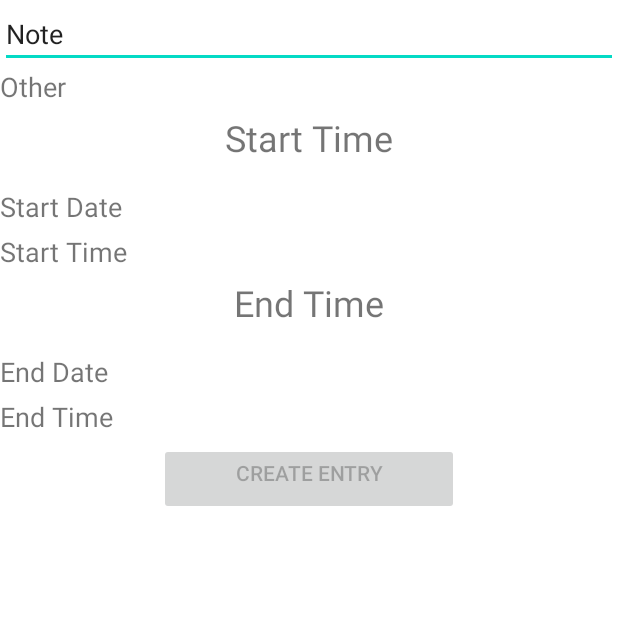
After one commit to mmvest/CS4433_Project, an Android app: the EditEntryActivity screen opened directly, with no data from a screen before it, on a phone screen of 412 x 824 dp, the top half of it. The commit adds this screen. Run offline under Robolectric (Android 15) with nearby library versions, the phone set to English and light mode, and no system bars.

Commit message:
Some work on editing entries

```diff
--- a/app/src/main/AndroidManifest.xml
+++ b/app/src/main/AndroidManifest.xml
@@ -29,5 +29,9 @@
                 <category android:name="android.intent.category.LAUNCHER" />
             </intent-filter>
         </activity>
+        <activity
+            android:name=".ui.home.main.overview.EditEntryActivity"
+            android:label="@string/activity_edit_entry"
+            android:theme="@style/Theme.OCupTimeManagement.NoActionBar"/>
     </application>
 </manifest>
--- /dev/null
+++ b/app/src/main/java/com/orangeplasticcup/ocuptimemanagement/ui/home/main/EntryValidationViewModel.java
@@ -0,0 +1,59 @@
+package com.orangeplasticcup.ocuptimemanagement.ui.home.main;
+
+import androidx.fragment.app.Fragment;
+import androidx.lifecycle.LiveData;
+import androidx.lifecycle.MutableLiveData;
+import androidx.lifecycle.ViewModel;
+
+import com.orangeplasticcup.ocuptimemanagement.R;
+import com.orangeplasticcup.ocuptimemanagement.data.Result;
+import com.orangeplasticcup.ocuptimemanagement.ui.home.main.newEntry.NewEntryFormState;
+
+import java.text.SimpleDateFormat;
+
+public class EntryValidationViewModel extends ViewModel {
+    protected static final SimpleDateFormat dateFormat = new SimpleDateFormat("yyyy-MM-dd");
+    protected static final SimpleDateFormat timeFormat = new SimpleDateFormat("hh:mm:ss");
+    protected final MutableLiveData<NewEntryFormState> entryFormState = new MutableLiveData<>();
+    protected final MutableLiveData<Result<String>> createEntryResult = new MutableLiveData<>();
+
+    public LiveData<NewEntryFormState> getEntryFormState() { return entryFormState; }
+    public LiveData<Result<String>> getCreateEntryResult() { return createEntryResult; }
+
+    public void entryDataChanged(Fragment dummyFragment, String startDate, String startTime, String endDate, String endTime) {
+        try{
+            if(startDate == null || startDate.equals(dummyFragment.getString(R.string.start_date))) {
+                System.out.println("Start Date Error");
+                entryFormState.setValue(new NewEntryFormState(R.string.start_date_not_set, null, null, null));
+            }
+            else if (startTime == null || startTime.equals(dummyFragment.getString(R.string.start_time))) {
+                System.out.println("Start Time Error");
+                entryFormState.setValue(new NewEntryFormState(null, R.string.start_time_not_set, null, null));
+            }
+            else if (endDate == null || endDate.equals(dummyFragment.getString(R.string.end_date))) {
+                System.out.println("End Date Error");
+                entryFormState.setValue(new NewEntryFormState(null, null, R.string.end_date_not_set, null));
+            }
+            else if (endTime == null || endTime.equals(dummyFragment.getString(R.string.end_time))) {
+                System.out.println("End Time Error");
+                entryFormState.setValue(new NewEntryFormState(null, null, null, R.string.end_time_not_set));
+            }
+            // Start date is after end date
+            else if(dateFormat.parse(startDate).compareTo(dateFormat.parse(endDate)) > 0) {
+                entryFormState.setValue(new NewEntryFormState(null, null, R.string.end_date_error, null));
+            }
+            // Start time is after end time and the dates are the same
+            else if (dateFormat.parse(startDate).compareTo(dateFormat.parse(endDate)) == 0 && timeFormat.parse(startTime).compareTo(timeFormat.parse(endTime)) > 0) {
+                entryFormState.setValue(new NewEntryFormState(null, null, null, R.string.end_time_error));
+            }
+            else {
+                entryFormState.setValue(new NewEntryFormState(true));
+            }
+        }
+        catch(Exception ignored) {
+            System.out.println("Exception: ");
+            ignored.printStackTrace();
+            entryFormState.setValue(new NewEntryFormState(false));
+        }
+    }
+}
--- /dev/null
+++ b/app/src/main/java/com/orangeplasticcup/ocuptimemanagement/ui/home/main/overview/EditEntryActivity.java
@@ -0,0 +1,28 @@
+package com.orangeplasticcup.ocuptimemanagement.ui.home.main.overview;
+
+import android.app.Activity;
+import android.os.Bundle;
+import android.widget.Button;
+
+import com.orangeplasticcup.ocuptimemanagement.R;
+import com.orangeplasticcup.ocuptimemanagement.data.TimeEntry;
+
+public class EditEntryActivity extends Activity {
+
+    private static EditEntryActivity instance;
+    private final EditEntryViewModel editEntryViewModel = new EditEntryViewModel();
+    private static TimeEntry entryToEdit;
+
+    public static void setEditableEntry(TimeEntry entry) {
+        entryToEdit = entry;
+    }
+
+    @Override
+    protected void onCreate(Bundle savedInstanceState) {
+        super.onCreate(Bundle.EMPTY);
+        setContentView(R.layout.fragment_new_entry_screen);
+        instance = this;
+
+        Button confirmChangeButton = findViewById(R.id.createEntryButton);
+    }
+}
--- /dev/null
+++ b/app/src/main/java/com/orangeplasticcup/ocuptimemanagement/ui/home/main/overview/EditEntryViewModel.java
@@ -0,0 +1,7 @@
+package com.orangeplasticcup.ocuptimemanagement.ui.home.main.overview;
+
+import com.orangeplasticcup.ocuptimemanagement.ui.home.main.EntryValidationViewModel;
+
+public class EditEntryViewModel extends EntryValidationViewModel {
+
+}
--- a/app/src/main/java/com/orangeplasticcup/ocuptimemanagement/ui/login/LoginActivity.java
+++ b/app/src/main/java/com/orangeplasticcup/ocuptimemanagement/ui/login/LoginActivity.java
@@ -37,7 +37,6 @@ public class LoginActivity extends AppCompatActivity {
         super.onCreate(Bundle.EMPTY); // If the bug returns where Toasts don't show up and the app keeps crashing. Know that this didn't work
         setContentView(R.layout.activity_login);
         loginViewModel = new LoginViewModel();
-
         instance = this;
         NetworkManager.getInstance(this.getApplicationContext());
 
--- a/app/src/main/res/values/strings.xml
+++ b/app/src/main/res/values/strings.xml
@@ -55,4 +55,7 @@
     <!-- Strings for settings -->
     <string name="action_reset_password">Reset Password</string>
     <string name="action_delete_user">Delete Account</string>
+    <!-- String for Edit Entry -->
+    <string name="activity_edit_entry">EditEntryActivity</string>
+    <string name="action_edit_entry">Edit Entry</string>
 </resources>
```
Also changed, not shown: app/src/main/java/com/orangeplasticcup/ocuptimemanagement/data/TimeEntry.java (+0 -12 lines), app/src/main/java/com/orangeplasticcup/ocuptimemanagement/ui/home/main/newEntry/NewEntryViewModel.java (+2 -46 lines).
